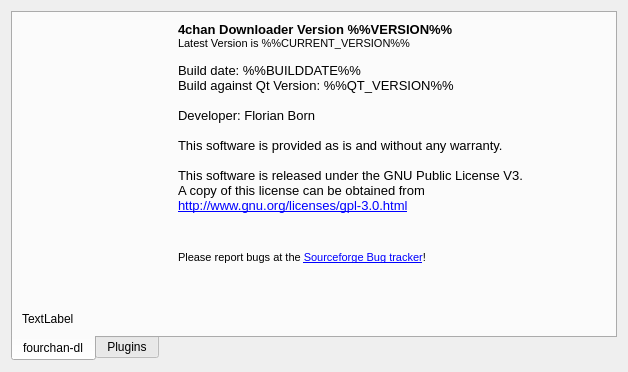
Old version of the form uiinfo.ui in the repository chrisdevchroma/fourchan-dl.
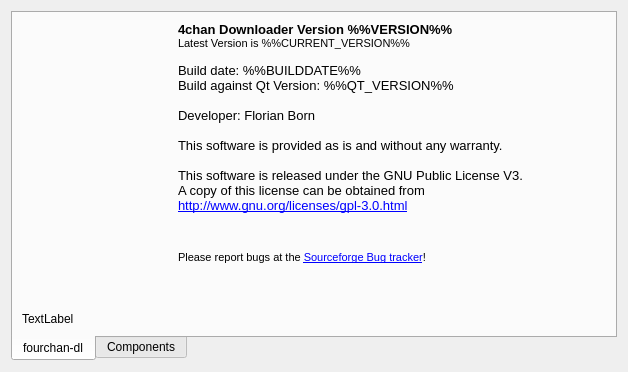
New version of the form. Icons and pictures are not drawn.

What changed in the file:
```diff
--- a/uiinfo.ui
+++ b/uiinfo.ui
@@ -133,7 +133,7 @@
      </widget>
      <widget class="QWidget" name="tab_2">
       <attribute name="title">
-       <string>Plugins</string>
+       <string>Components</string>
       </attribute>
       <layout class="QGridLayout" name="gridLayout_3">
        <item row="0" column="0">
```
